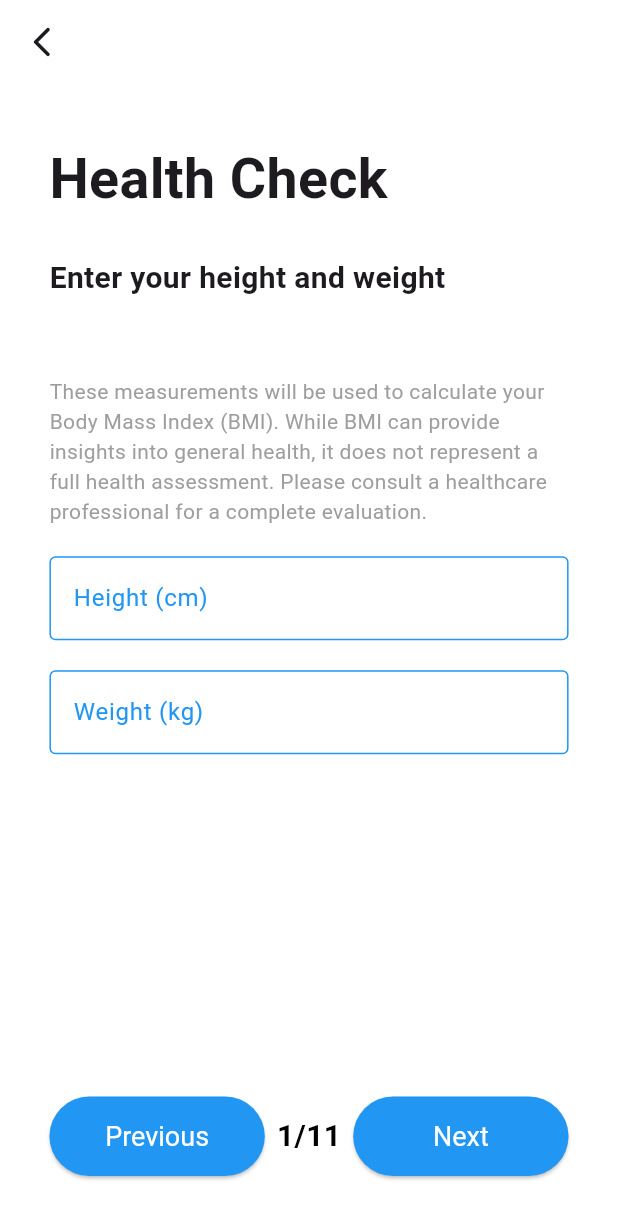
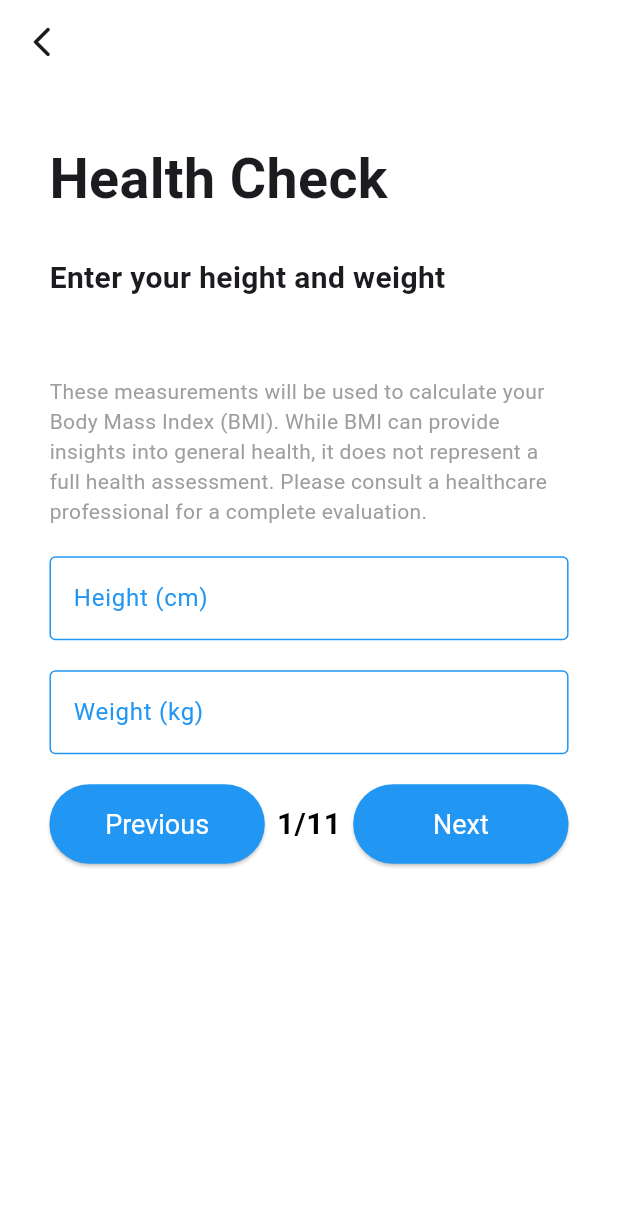
Before and after one commit to navaneeth0041/VitaCare, a Flutter app: the QuestionsScreen screen opened directly, on a phone screen of 412 x 824 dp. Shown: the top 1219 px of the screen. Run offline on Flutter 3.47's test engine with Material 3 defaults, Android fonts, the phone set to English and light mode, and no system bars; our stand-ins replace cloud_firestore, firebase_core, firebase_storage, flutter_local_notifications, flutter_riverpod, flutter_tts and 5 more; accounts and stored records are empty; network calls fail.

Commit message:
minor changes

```diff
--- a/vitacare/lib/views/HealthCHecks/heightandweightscreen.dart
+++ b/vitacare/lib/views/HealthCHecks/heightandweightscreen.dart
@@ -241,7 +241,7 @@ Map<String, dynamic> parseResponse(String responseText) {
 Widget build(BuildContext context) {
   final currentQuestion = questions[currentQuestionIndex];
   final screenWidth = MediaQuery.of(context).size.width;
-    final screenHeight = MediaQuery.of(context).size.height;
+
   return Scaffold(
     backgroundColor: Colors.white,
     appBar: AppBar(
@@ -252,8 +252,9 @@ Map<String, dynamic> parseResponse(String responseText) {
       ),
     ),
     body: SafeArea(
+      child: SingleChildScrollView( // Wrap with SingleChildScrollView
         child: Padding(
-          padding: EdgeInsets.symmetric(horizontal: screenWidth*0.08),
+          padding: EdgeInsets.symmetric(horizontal: screenWidth * 0.08),
           child: Column(
             crossAxisAlignment: CrossAxisAlignment.start,
             children: [
@@ -266,7 +267,6 @@ Map<String, dynamic> parseResponse(String responseText) {
                   fontFamily: 'Roboto',
                 ),
                 textAlign: TextAlign.center,
-
               ),
               SizedBox(height: screenWidth * 0.06),
               Text(
@@ -282,7 +282,7 @@ Map<String, dynamic> parseResponse(String responseText) {
               ],
               const SizedBox(height: 20),
               _buildQuestionWidget(currentQuestion),
-              const Spacer(),
+              const SizedBox(height: 20), // Add some spacing before buttons
               Padding(
                 padding: const EdgeInsets.only(bottom: 40),
                 child: Row(
@@ -290,52 +290,51 @@ Map<String, dynamic> parseResponse(String responseText) {
                   children: [
                     Expanded(
                       child: Padding(
-          padding: const EdgeInsets.only(right: 8.0), // Add padding between buttons
+                        padding: const EdgeInsets.only(right: 8.0),
                         child: ElevatedButton(
                           onPressed: _previousQuestion,
                           style: ElevatedButton.styleFrom(
-              backgroundColor: Colors.blue, // Set button color
-              padding: const EdgeInsets.symmetric(vertical: 16.0), // Increase vertical padding
+                            backgroundColor: Colors.blue,
+                            padding: const EdgeInsets.symmetric(vertical: 16.0),
                             textStyle: const TextStyle(
-                fontSize: 18, // Increase text size
-                color: Colors.white, // Set text color to white
+                              fontSize: 18,
+                              color: Colors.white,
                             ),
                           ),
-            child: const Text('Previous',style: TextStyle(color: Colors.white),),
+                          child: const Text('Previous', style: TextStyle(color: Colors.white)),
                         ),
                       ),
                     ),
                     Text(
                       '${currentQuestionIndex + 1}/${questions.length}',
                       style: const TextStyle(
-          fontSize: 20, // Increase text size for better readability
-          fontWeight: FontWeight.bold, // Make text bold
-          color: Colors.black, // Set text color
+                        fontSize: 20,
+                        fontWeight: FontWeight.bold,
+                        color: Colors.black,
                       ),
                     ),
                     Expanded(
                       child: Padding(
-          padding: const EdgeInsets.only(left: 8.0), // Add padding between buttons
+                        padding: const EdgeInsets.only(left: 8.0),
                         child: ElevatedButton(
                           onPressed: _nextQuestion,
                           style: ElevatedButton.styleFrom(
-              backgroundColor: Colors.blue, // Set button color
-              padding: const EdgeInsets.symmetric(vertical: 16.0), // Increase vertical padding
+                            backgroundColor: Colors.blue,
+                            padding: const EdgeInsets.symmetric(vertical: 16.0),
                             textStyle: const TextStyle(
-                fontSize: 18, // Increase text size
-                color: Colors.white, // Set text color to white
+                              fontSize: 18,
+                              color: Colors.white,
                             ),
                           ),
-            child: const Text('Next',style: TextStyle(color: Colors.white),),
+                          child: const Text('Next', style: TextStyle(color: Colors.white)),
                         ),
                       ),
-
                     ),
                   ],
                 ),
               ),
-
             ],
+          ),
         ),
       ),
     ),
```
Lines whose indentation alone changed are shown as unchanged.
